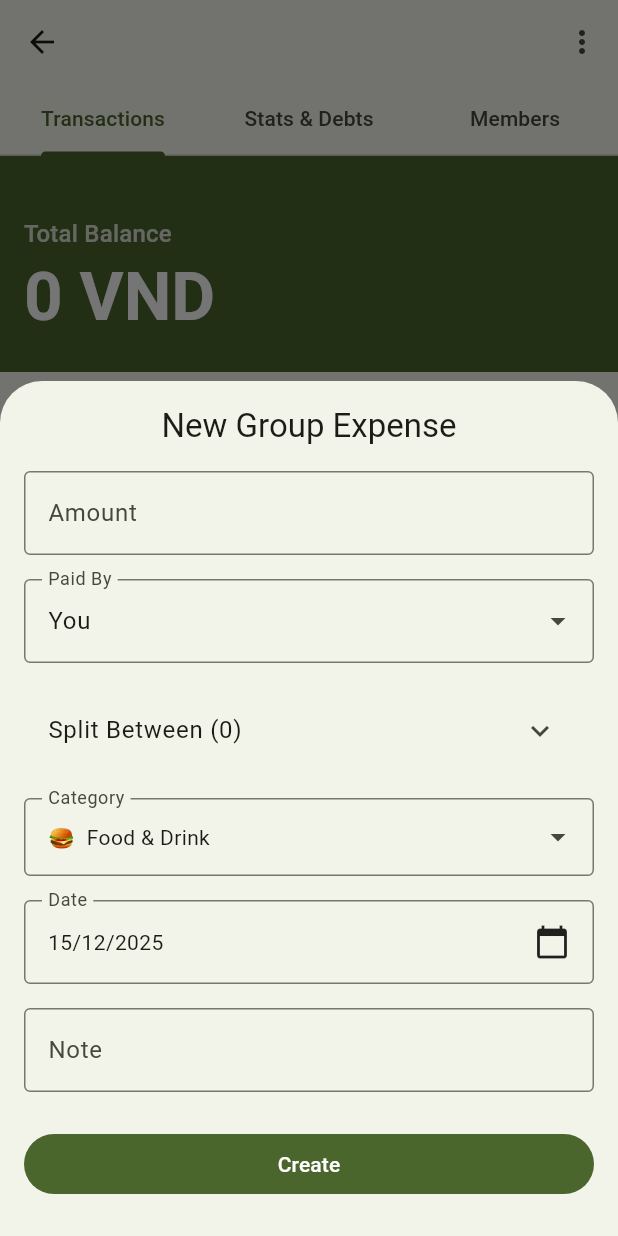
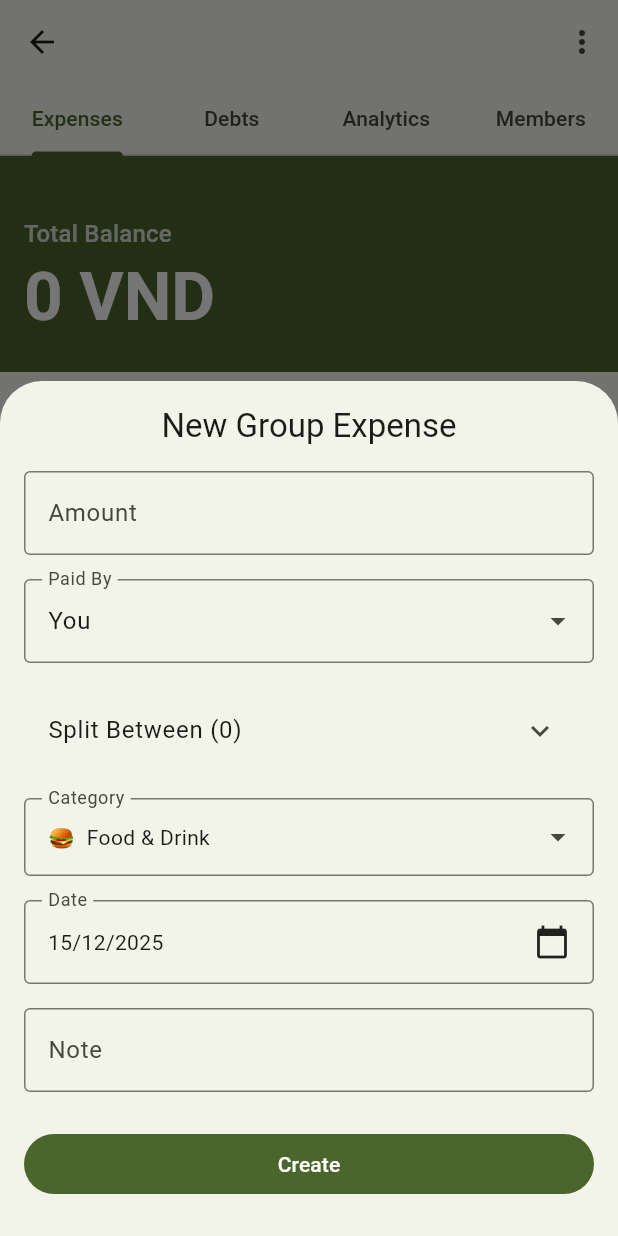
Before and after one commit to daFoggo/bill_chillin, a Flutter app: the GroupDetailScreen screen opened directly with empty values, after a tap on "Add Expense", on a phone screen of 412 x 824 dp. Run offline on Flutter 3.47's test engine with Material 3 defaults, Android fonts, the phone set to English and light mode, and no system bars; our stand-ins replace bloc, cloud_firestore, dartz, equatable, firebase_auth, firebase_core and 7 more; accounts and stored records are empty.

Commit message:
feat: add analytics tab for group

```diff
--- a/lib/features/group_expenses/presentation/screens/group_detail_screen.dart
+++ b/lib/features/group_expenses/presentation/screens/group_detail_screen.dart
@@ -2,7 +2,7 @@ import 'package:bill_chillin/core/services/injection_container.dart';
 import 'package:bill_chillin/features/group_expenses/domain/entities/group_entity.dart';
 import 'package:bill_chillin/features/group_expenses/presentation/bloc/group_detail/group_detail_bloc.dart';
 import 'package:bill_chillin/features/group_expenses/presentation/widgets/group_stats_tab.dart';
-import 'package:bill_chillin/features/group_expenses/presentation/widgets/group_transactions_tab.dart';
+import 'package:bill_chillin/features/group_expenses/presentation/widgets/group_expenses_tab.dart';
 import 'package:bill_chillin/features/personal_expenses/presentation/bloc/category_bloc.dart';
 import 'package:bill_chillin/features/personal_expenses/presentation/widgets/transaction_bottom_sheet.dart';
 import 'package:firebase_auth/firebase_auth.dart';
@@ -11,6 +11,7 @@ import 'package:flutter/services.dart';
 import 'package:flutter_bloc/flutter_bloc.dart';
 
 import 'package:bill_chillin/features/group_expenses/presentation/widgets/group_members_tab.dart';
+import 'package:bill_chillin/features/group_expenses/presentation/widgets/group_analytics_tab.dart';
 
 class GroupDetailScreen extends StatefulWidget {
   final String groupId;
@@ -85,7 +86,7 @@ class _GroupDetailScreenState extends State<GroupDetailScreen> {
           }
         },
         child: DefaultTabController(
-          length: 3,
+          length: 4,
           child: Scaffold(
             appBar: AppBar(
               title: BlocBuilder<GroupDetailBloc, GroupDetailState>(
@@ -163,8 +164,9 @@ class _GroupDetailScreenState extends State<GroupDetailScreen> {
               ],
               bottom: const TabBar(
                 tabs: [
-                  Tab(text: "Transactions"),
-                  Tab(text: "Stats & Debts"),
+                  Tab(text: "Expenses"),
+                  Tab(text: "Debts"),
+                  Tab(text: "Analytics"),
                   Tab(text: "Members"),
                 ],
               ),
@@ -178,8 +180,9 @@ class _GroupDetailScreenState extends State<GroupDetailScreen> {
                 } else if (state is GroupDetailLoaded) {
                   return TabBarView(
                     children: [
-                      GroupTransactionsTab(state: state),
+                      GroupExpensesTab(state: state),
                       GroupStatsTab(state: state),
+                      GroupAnalyticsTab(state: state),
                       GroupMembersTab(state: state),
                     ],
                   );
--- a/lib/features/group_expenses/presentation/widgets/group_transactions_tab.dart
+++ b/lib/features/group_expenses/presentation/widgets/group_expenses_tab.dart
@@ -9,16 +9,16 @@ import 'package:firebase_auth/firebase_auth.dart';
 import 'package:flutter/material.dart';
 import 'package:flutter_bloc/flutter_bloc.dart';
 
-class GroupTransactionsTab extends StatefulWidget {
+class GroupExpensesTab extends StatefulWidget {
   final GroupDetailLoaded state;
 
-  const GroupTransactionsTab({super.key, required this.state});
+  const GroupExpensesTab({super.key, required this.state});
 
   @override
-  State<GroupTransactionsTab> createState() => _GroupTransactionsTabState();
+  State<GroupExpensesTab> createState() => _GroupExpensesTabState();
 }
 
-class _GroupTransactionsTabState extends State<GroupTransactionsTab>
+class _GroupExpensesTabState extends State<GroupExpensesTab>
     with SingleTickerProviderStateMixin {
   late TabController _monthlyTabController;
 
@@ -55,10 +55,9 @@ class _GroupTransactionsTabState extends State<GroupTransactionsTab>
       return tx.date.month == selectedMonth && tx.date.year == currentYear;
     }).toList();
 
-    final totalMonthExpense = filteredTransactions.fold(
-      0.0,
-      (sum, tx) => sum + tx.amount,
-    );
+    final totalMonthExpense = filteredTransactions
+        .where((tx) => tx.type != 'settlement')
+        .fold(0.0, (sum, tx) => sum + tx.amount);
 
     return Column(
       children: [
--- a/lib/features/home/presentation/widgets/financial_trend_chart_card.dart
+++ b/lib/features/home/presentation/widgets/financial_trend_chart_card.dart
@@ -62,6 +62,8 @@ class FinancialTrendChartCard extends StatelessWidget {
             const SizedBox(height: 24),
             SizedBox(
               height: 200,
+              child: Padding(
+                padding: const EdgeInsets.only(right: 16.0),
                 child: LineChart(
                   LineChartData(
                     gridData: FlGridData(show: false),
@@ -173,7 +175,8 @@ class FinancialTrendChartCard extends StatelessWidget {
                         tooltipPadding: const EdgeInsets.only(bottom: 8),
                         getTooltipItems: (List<LineBarSpot> touchedBarSpots) {
                           return touchedBarSpots.map((barSpot) {
-                          final isIncome = barSpot.barIndex == 1; // 1 is Income
+                            final isIncome =
+                                barSpot.barIndex == 1; // 1 is Income
                             return LineTooltipItem(
                               CurrencyUtil.formatCompactCurrency(barSpot.y),
                               TextStyle(
@@ -186,6 +189,7 @@ class FinancialTrendChartCard extends StatelessWidget {
                             );
                           }).toList();
                         },
+                      ),
                     ),
                   ),
                 ),
```
Also changed, not shown: lib/features/group_expenses/presentation/widgets/group_analytics_tab.dart (added, +81 -0 lines). Lines whose indentation alone changed are shown as unchanged.
